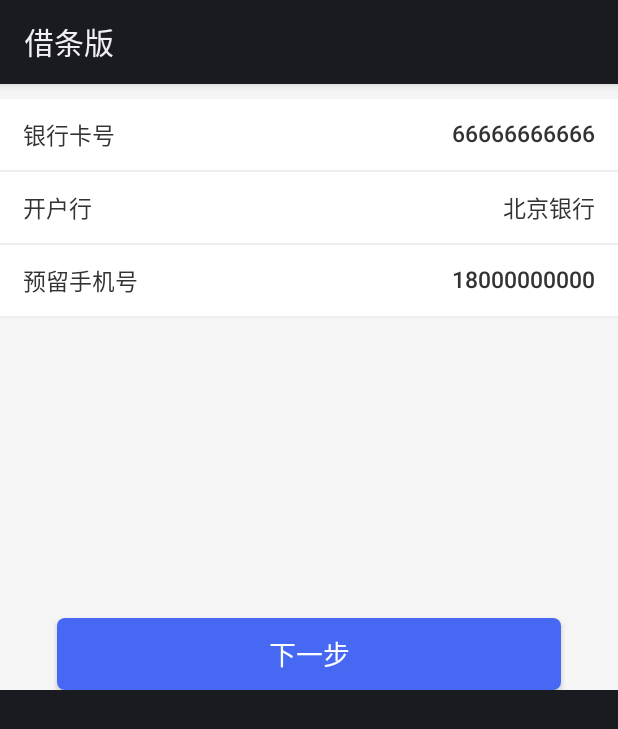
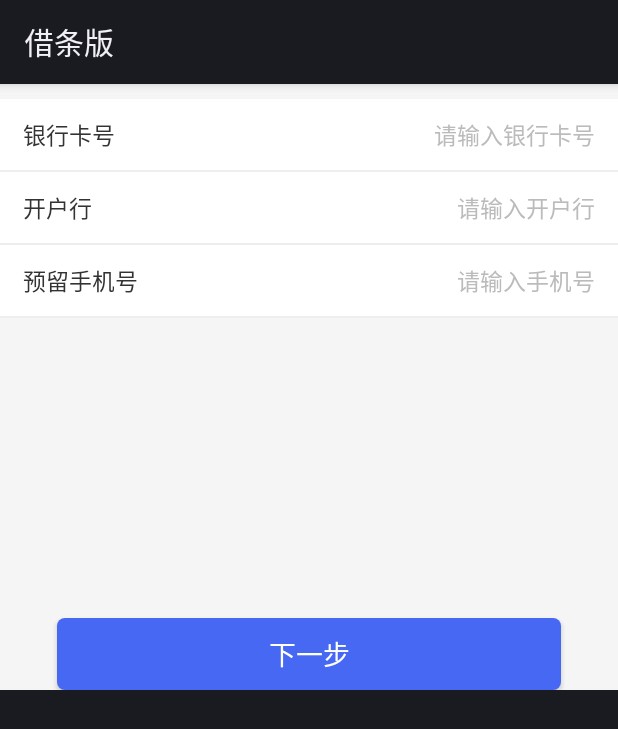
Before and after one commit to ripple57/AboutMoney, an Android app: the layout frag_bankcard_layout.xml on its own in the app's theme, with its tools: preview values and no code run, on a phone screen of 412 x 824 dp. Shown: the top 729 px of the screen. Run offline under Robolectric (Android 15) with nearby library versions, the phone set to English and light mode, and no system bars.

Commit message:
开始布局页面

```diff
--- a/app/src/main/java/com/ripple/lendmoney/base/MyApp.java
+++ b/app/src/main/java/com/ripple/lendmoney/base/MyApp.java
@@ -4,7 +4,6 @@ import android.app.Application;
 import android.content.Context;
 
 import com.ripple.lendmoney.R;
-import com.ripple.lendmoney.utils.CrashHandler;
 
 import cn.droidlover.xdroidmvp.XDroidConf;
 import cn.droidlover.xdroidmvp.net.NetError;
@@ -51,7 +50,6 @@ public class MyApp extends Application {
 
         } else {
         }
-        CrashHandler.getInstance().init(this);
 
     }
 
--- a/app/src/main/java/com/ripple/lendmoney/http/URLConfig.java
+++ b/app/src/main/java/com/ripple/lendmoney/http/URLConfig.java
@@ -5,7 +5,7 @@ package com.ripple.lendmoney.http;
  * Created by Administrator on 2016-06-16.
  */
 public class URLConfig {
-    //    public static final String BASE_URL = "http://123.56.100.221:8088/";//e患者说服务器
+//        public static final String BASE_URL = "http://123.56.100.221:9090/";//e患者说服务器
     public static final String BASE_URL = "http://192.168.1.111/";//测试服务器
 //    public static final String BASE_URL = "http://alongshow.6655.la/";//测试服务器
 
--- a/app/src/main/res/layout/frag_bankcard_layout.xml
+++ b/app/src/main/res/layout/frag_bankcard_layout.xml
@@ -11,9 +11,9 @@
         android:id="@+id/iv_banKCardFrag_head"
         android:layout_width="match_parent"
         android:layout_height="150dp"
-        android:visibility="gone"
         android:scaleType="centerCrop"
-        android:src="@drawable/bangding_banner"/>
+        android:src="@drawable/bangding_banner"
+        android:visibility="gone"/>
 
     <ScrollView
         android:layout_width="match_parent"
@@ -60,7 +60,6 @@
                     android:inputType="number"
                     android:maxLength="19"
                     android:singleLine="true"
-                    android:text="66666666666"
                     android:textSize="15sp"/>
             </RelativeLayout>
 
@@ -93,7 +92,6 @@
                     android:gravity="right"
                     android:hint="请输入开户行"
                     android:singleLine="true"
-                    android:text="北京银行"
                     android:textSize="15sp"/>
             </RelativeLayout>
 
@@ -128,7 +126,6 @@
                     android:inputType="phone"
                     android:maxLength="11"
                     android:singleLine="true"
-                    android:text="18000000000"
                     android:textSize="15sp"/>
             </RelativeLayout>
 
--- a/app/src/main/res/layout/frag_idcard_layout.xml
+++ b/app/src/main/res/layout/frag_idcard_layout.xml
@@ -296,7 +296,6 @@
                     android:maxLength="18"
                     android:padding="5dp"
                     android:singleLine="true"
-                    android:text="142354198901010000"
                     android:textSize="12sp"/>
 
 
--- a/conf.gradle
+++ b/conf.gradle
@@ -5,7 +5,7 @@ ext {
             buildToolsVersion: "28.0.3",
 
             minSdkVersion    : 19,
-            targetSdkVersion : 23,
+            targetSdkVersion : 19,
 
             versionCode      : 2,
             versionName      : '1.0.0',
--- a/gradle.properties
+++ b/gradle.properties
@@ -11,3 +11,4 @@ org.gradle.jvmargs=-Xmx1536m
 # This option should only be used with decoupled projects. More details, visit
 # http://www.gradle.org/docs/current/userguide/multi_project_builds.html#sec:decoupled_projects
 # org.gradle.parallel=true
+android.useDeprecatedNdk=true
```
Also changed, not shown: WeiXinRecorded/build.gradle (+7 -6 lines), app/src/main/java/com/ripple/lendmoney/ui/activity/FaceRecognitionActivity.java (+11 -1 lines), app/src/main/java/com/ripple/lendmoney/ui/activity/LoginActivity.java (+3 -10 lines), app/src/main/java/com/ripple/lendmoney/utils/CrashHandler.java (+10 -12 lines), 1 other file.
